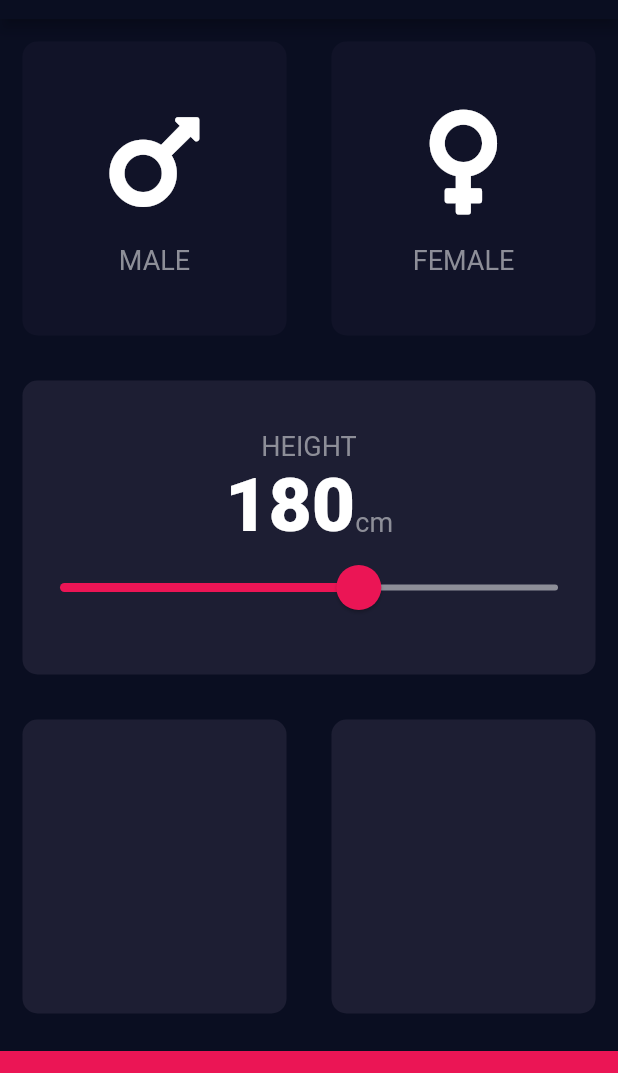
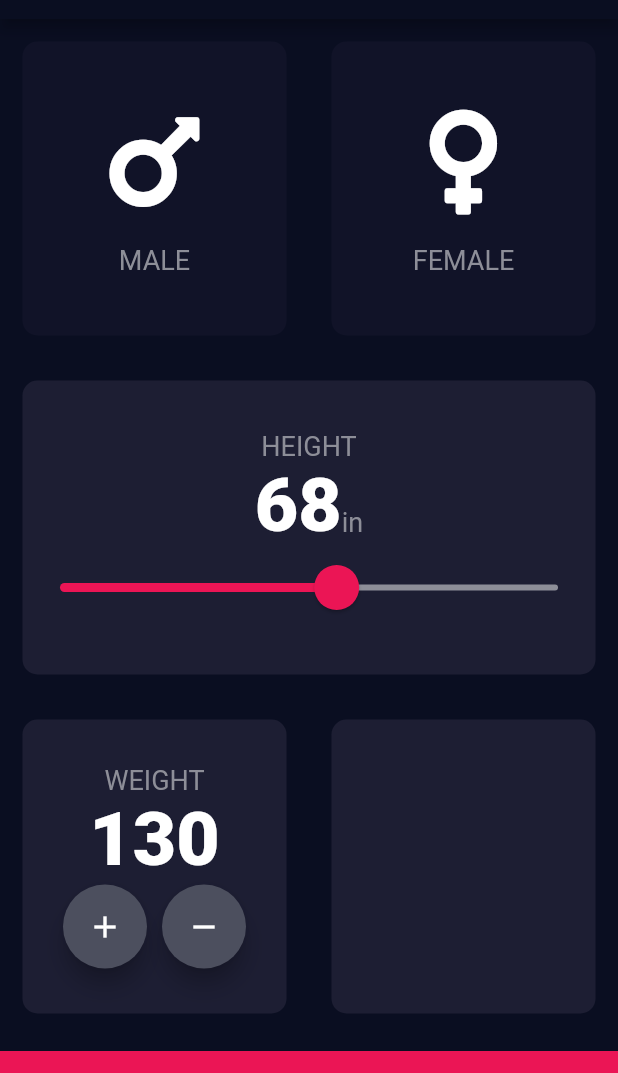
Before and after one commit to jesse-dahl/flutter-bmi-calculator, a Flutter app: the screen it shows after launch, on a phone screen of 412 x 824 dp, the part 65-1138 px from its top. Run offline on Flutter 3.47's test engine with Material 2 defaults, Android fonts, the phone set to English and light mode, and no system bars; our stand-ins replace font_awesome_flutter.

Commit message:
added the weight card and some functionality for it

```diff
--- a/lib/input-page.dart
+++ b/lib/input-page.dart
@@ -17,7 +17,8 @@ class InputPage extends StatefulWidget {
 
 class _InputPageState extends State<InputPage> {
   Gender selectedGender;
-  int height = 180;
+  int height = 68;
+  int weight = 130;
 
   @override
   Widget build(BuildContext context) {
@@ -81,7 +82,7 @@ class _InputPageState extends State<InputPage> {
                         style: numberTextStyle,
                       ),
                       Text(
-                        'cm',
+                        'in',
                         style: labelTextStyle,
                       ),
                     ],
@@ -97,8 +98,8 @@ class _InputPageState extends State<InputPage> {
                     ),
                     child: Slider(
                       value: height.toDouble(),
-                      min: 120.0,
-                      max: 220.0,
+                      min: 48.0,
+                      max: 84.0,
                       onChanged: (double newValue) {
                         setState(() {
                           height = newValue.round();
@@ -116,7 +117,58 @@ class _InputPageState extends State<InputPage> {
               children: <Widget>[
 
                 Expanded(
-                  child: ReusableCard(colour: activeCardColour,),
+                  child: ReusableCard(
+                    colour: activeCardColour,
+                    cardChild: Column(
+                      mainAxisAlignment: MainAxisAlignment.center,
+                      children: <Widget>[
+                        Text(
+                          'WEIGHT',
+                          style: labelTextStyle,
+                        ),
+                        Text(
+                          weight.toString(),
+                          style: numberTextStyle,
+                        ),
+                        Row(
+                          mainAxisAlignment: MainAxisAlignment.center,
+                          children: <Widget>[
+
+                            FloatingActionButton(
+                              onPressed: () {
+                                setState(() {
+                                  weight++;
+                                });
+                              },
+                              child: Icon(
+                                Icons.add,
+                                color: Colors.white,
+                              ),
+                              backgroundColor: Color(0xFF4C4F5E),
+                            ),
+
+                            SizedBox(
+                              width: 10,
+                            ),
+
+                            FloatingActionButton(
+                              onPressed: () {
+                                setState(() {
+                                  weight--;
+                                });
+                              },
+                              child: Icon(
+                                Icons.remove,
+                                color: Colors.white,
+                              ),
+                              backgroundColor: Color(0xFF4C4F5E),
+                            ),
+
+                          ],
+                        ),
+                      ],
+                    ),
+                  ),
                 ),
 
                 Expanded(
```
